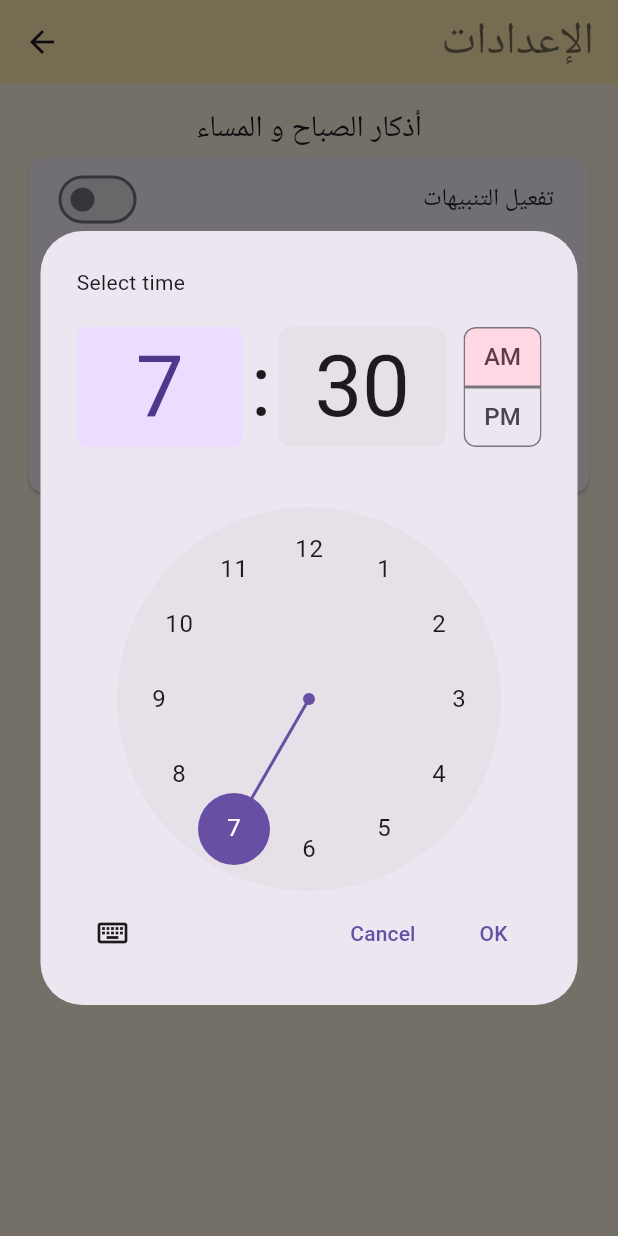
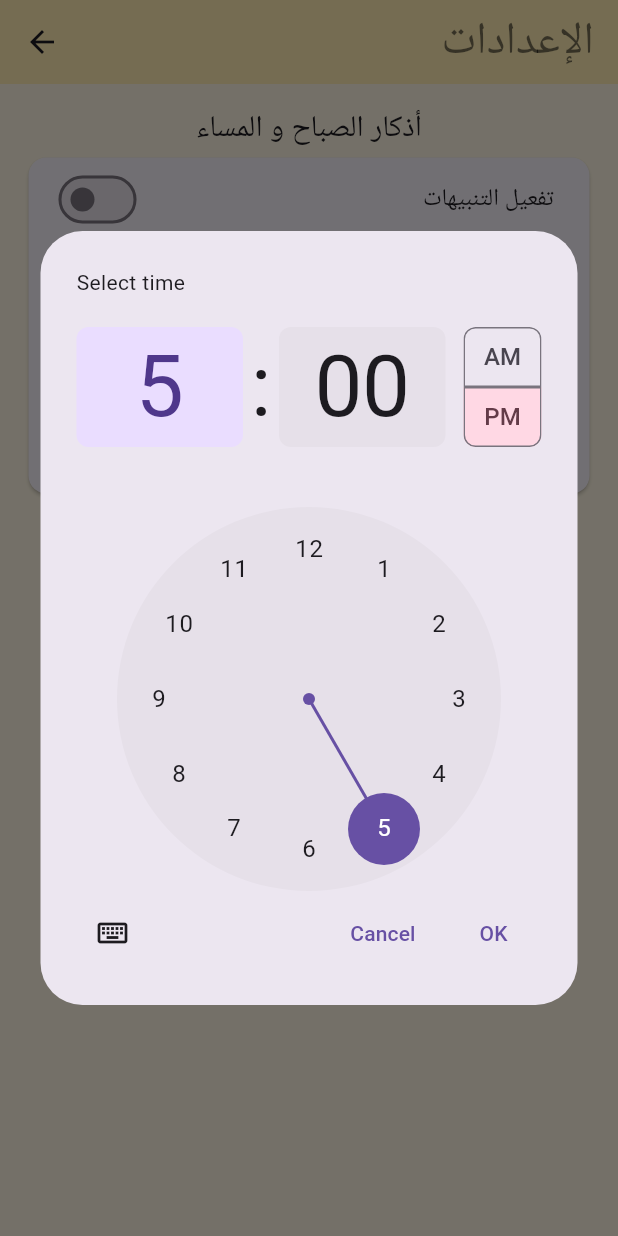
Before and after one commit to KarimBasem14/Thikra, a Flutter app: the Settings screen opened directly, after a tap on an icon or button, on a phone screen of 412 x 824 dp. Run offline on Flutter 3.47's test engine with Material 3 defaults, Android fonts, the light colour scheme and no system bars; our stand-ins replace flutter_local_notifications, google_fonts, share_plus, shared_preferences, timezone; accounts and stored records are empty.

Commit message:
Notification times can now be saved and read using shared_preferences

```diff
--- a/lib/OtherScreens/settings.dart
+++ b/lib/OtherScreens/settings.dart
@@ -1,5 +1,6 @@
 import 'package:flutter/material.dart';
 import 'package:muslim_azkar/api/notificationapi.dart';
+import 'package:share_plus/share_plus.dart';
 
 import 'package:shared_preferences/shared_preferences.dart';
 import 'package:timezone/data/latest.dart' as tz;
@@ -34,6 +35,7 @@
   void initState() {
     super.initState();
     loadPreferences();
+    updateTime();
   }
 
   Future<void> loadPreferences() async {
@@ -70,10 +72,18 @@
     });
   }
 
-  TimeOfDay? morningTime = NotificationService.morningTime;
-  TimeOfDay? nightTime = NotificationService.nightTime;
+  TimeOfDay? morningTime = const TimeOfDay(hour: 7, minute: 30);
+  TimeOfDay? nightTime = const TimeOfDay(hour: 17, minute: 00);
+
+  Future<void> updateTime() async {
+    morningTime = await NotificationService.morningTime;
+    nightTime = await NotificationService.nightTime;
+  }
+
   @override
   Widget build(BuildContext context) {
+    print("Morning time is $morningTime");
+    print("Night time is $nightTime");
     return Scaffold(
       appBar: AppBar(
         title: Align(
@@ -114,6 +124,13 @@
                               context: context, initialTime: morningTime!) ??
                           morningTime;
                       setState(() {});
+                      enableNotifications();
+                      if (morningTime != null) {
+                        SharedPreferences prefs =
+                            await SharedPreferences.getInstance();
+                        prefs.setInt('morning_hour', morningTime!.hour);
+                        prefs.setInt('morning_minute', morningTime!.minute);
+                      }
                       print(morningTime);
                     },
                     child: ListTile(
@@ -124,9 +141,16 @@
                   GestureDetector(
                     onTap: () async {
                       nightTime = await showTimePicker(
-                              context: context, initialTime: morningTime!) ??
+                              context: context, initialTime: nightTime!) ??
                           nightTime;
                       setState(() {});
+                      enableNotifications();
+                      if (nightTime != null) {
+                        SharedPreferences prefs =
+                            await SharedPreferences.getInstance();
+                        prefs.setInt('night_hour', nightTime!.hour);
+                        prefs.setInt('night_minute', nightTime!.minute);
+                      }
                       print(nightTime);
                     },
                     child: ListTile(
--- a/lib/api/notificationapi.dart
+++ b/lib/api/notificationapi.dart
@@ -18,12 +18,19 @@
   static int NIGHT_HOUR = 17; // 5:00 PM
   static int NIGHT_MINUTE = 00;
 
-  static TimeOfDay get morningTime {
+  static Future<TimeOfDay> get morningTime async {
+    SharedPreferences prefs = await SharedPreferences.getInstance();
+    MORNING_HOUR = prefs.getInt('morning_hour') ?? 7;
+    MORNING_MINUTE = prefs.getInt('morning_minute') ?? 30;
     return TimeOfDay(hour: MORNING_HOUR, minute: MORNING_MINUTE);
   }
 
-  static TimeOfDay get nightTime =>
-      TimeOfDay(hour: NIGHT_HOUR, minute: NIGHT_MINUTE);
+  static Future<TimeOfDay> get nightTime async {
+    SharedPreferences prefs = await SharedPreferences.getInstance();
+    NIGHT_HOUR = prefs.getInt('night_hour') ?? 17;
+    NIGHT_MINUTE = prefs.getInt('night_minute') ?? 00;
+    return TimeOfDay(hour: NIGHT_HOUR, minute: NIGHT_MINUTE);
+  }
 
   static void updateMorningTime(TimeOfDay morningTime) {}
 
@@ -106,6 +113,13 @@
   }
 
   static Future<void> scheduleDailyNotifications() async {
+    SharedPreferences prefs = await SharedPreferences.getInstance();
+
+    MORNING_HOUR = prefs.getInt('morning_hour') ?? 7;
+    MORNING_MINUTE = prefs.getInt('morning_minute') ?? 30;
+    NIGHT_HOUR = prefs.getInt('night_hour') ?? 17;
+    NIGHT_MINUTE = prefs.getInt('night_minute') ?? 00;
+
     print("Call to scheduleDailyNotifications() was succefful.");
     if (!dailyNotificationsEnabled) {
       return;
```
